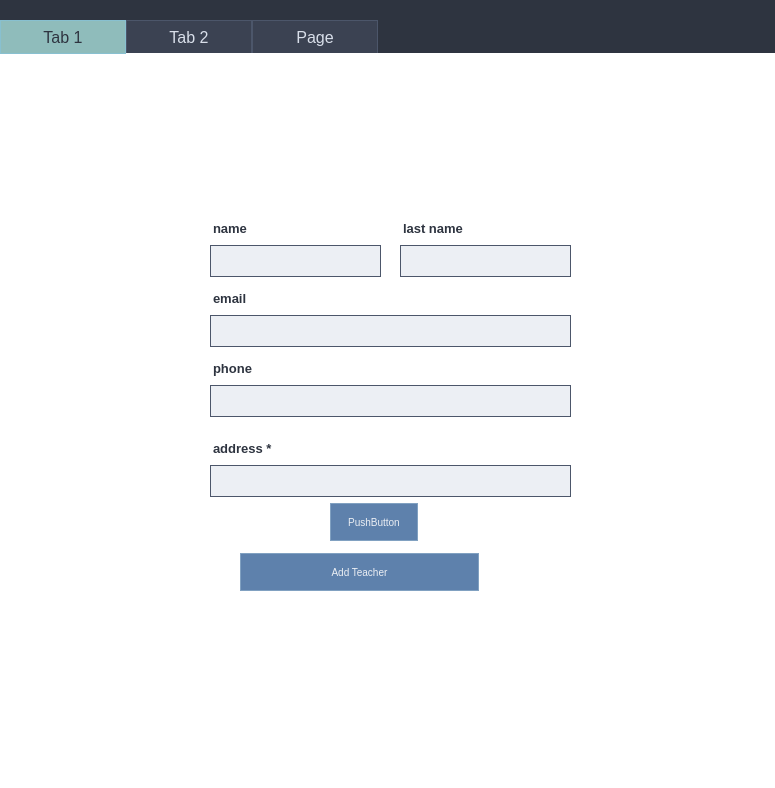
This is School_System/ui/EditTeacherDialog.ui in KasperJack/School-Management-System as Qt 5 draws it before an edit. The edited form follows.
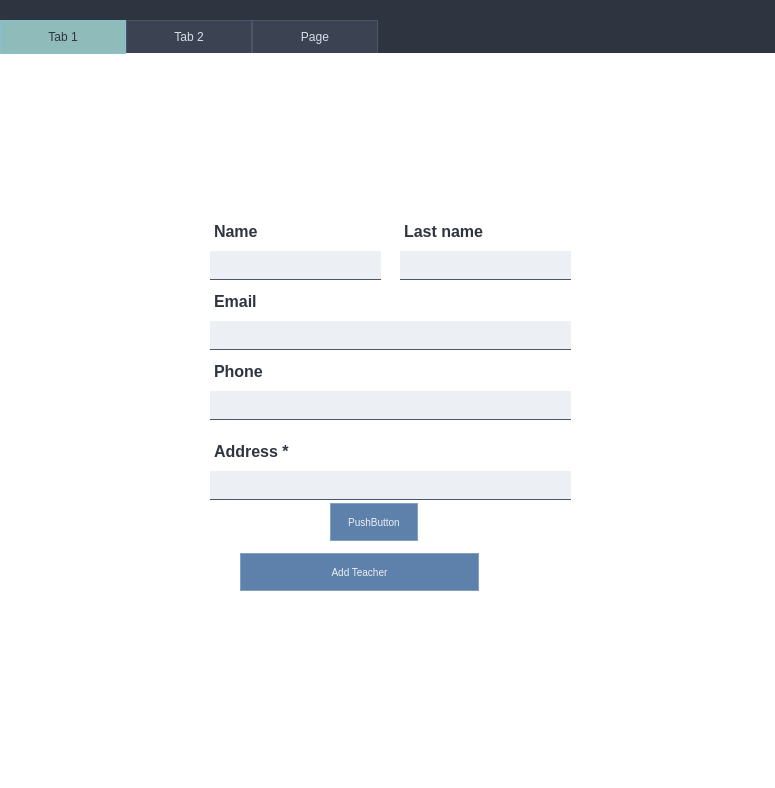
This is the edited form. The open tabs and pages were chosen to show the change. Icons and pictures are not drawn.

```diff
--- a/School_System/ui/EditTeacherDialog.ui
+++ b/School_System/ui/EditTeacherDialog.ui
@@ -18,73 +18,6 @@
 QWidget {
     background-color:rgb(255, 255, 255); /* Light Gray for Light Mode */
     color: #000000;           /* Black Text */
-    font-family: &quot;Segoe UI&quot;, Arial, sans-serif;
-    font-size: 12pt;
-border-radius: 0px;
-}
-
-/* Dark Mode (Toggle this for dark theme) */
-/*
-QWidget {
-    background-color: #2b2b2b; 
-    color: #ffffff;           
-}
-*/
-
-/* Buttons */
-QPushButton {
-    background-color: #0078d7; /* Windows Blue */
-    color: white;
-    border-radius: 5px;
-    padding: 8px 16px;
-    border: none;
-    font-size: 11pt;
-}
-QPushButton:hover {
-    background-color: #005a9e; /* Darker Blue on Hover */
-}
-QPushButton:pressed {
-    background-color: #004578; /* Even Darker Blue on Click */
-}
-
-/* Input Fields */
-QLineEdit {
-    background-color: white;
-    color: black;
-    border: 1px solid #cccccc;
-    border-radius: 4px;
-    padding: 6px;
-}
-QLineEdit:focus {
-    border: 1px solid #0078d7; /* Blue Border on Focus */
-    background-color: #ffffff;
-}
-
-/* Labels */
-QLabel {
-    font-size: 13pt;
-    color: #333333; /* Dark Gray */
-}
-
-/* Checkboxes and Radio Buttons */
-QCheckBox, QRadioButton {
-    spacing: 6px;
-    color: #333333;
-}
-
-/* Scrollbars */
-QScrollBar:vertical {
-    border: none;
-    background: #f3f3f3;
-    width: 8px;
-    margin: 0px 0px 0px 0px;
-}
-QScrollBar::handle:vertical {
-    background: #cccccc;
-    border-radius: 4px;
-}
-QScrollBar::handle:vertical:hover {
-    background: #aaaaaa;
 }
 </string>
   </property>
@@ -167,17 +100,13 @@
 }
 
 
-
-
-
-/* Input Field */
 QLineEdit {
     background-color: #eceff4; /* Light background */
     color: #000000; /* Black text */
-    border: 1px solid #4C566A; /* Subtle gray-blue border */
-    border-radius: 0px; /* No rounded corners */
+    border: none; /* Remove default border */
+    border-bottom: 1px solid #4C566A; /* Subtle bottom border */
     padding: 6px; /* Padding inside the field */
-    font-size: 14px; /* Standard font size */
+    outline: none; /* Remove focus outline */
 }
 
 /* Focused Input Field */
@@ -190,10 +119,10 @@
 QLineEdit::placeholder {
     color: #4C566A; /* Darker gray for placeholder text */
 }
+
 /* Label Style */
 QLabel {
     color: #2e3440; /* Light text color */
-    font-size: 13px; /* Smaller font size for the label */
     font-weight: bold; /* Bold text to emphasize the label */
     margin-top: 4px; /* Space between the label and the input field */
 }
@@ -207,6 +136,9 @@
 
 
 
+
+
+
 </string>
    </property>
    <property name="currentIndex">
@@ -278,7 +210,7 @@
        <x>210</x>
        <y>300</y>
        <width>361</width>
-       <height>64</height>
+       <height>67</height>
       </rect>
      </property>
      <layout class="QVBoxLayout" name="verticalLayout_4">
@@ -287,12 +219,12 @@
         <property name="font">
          <font>
           <family>Segoe UI</family>
-          <pointsize>-1</pointsize>
+          <pointsize>12</pointsize>
           <bold>true</bold>
          </font>
         </property>
         <property name="text">
-         <string>phone</string>
+         <string>Phone</string>
         </property>
        </widget>
       </item>
@@ -307,7 +239,7 @@
        <x>210</x>
        <y>380</y>
        <width>361</width>
-       <height>64</height>
+       <height>67</height>
       </rect>
      </property>
      <layout class="QVBoxLayout" name="verticalLayout_5">
@@ -316,12 +248,12 @@
         <property name="font">
          <font>
           <family>Segoe UI</family>
-          <pointsize>-1</pointsize>
+          <pointsize>12</pointsize>
           <bold>true</bold>
          </font>
         </property>
         <property name="text">
-         <string>address *</string>
+         <string>Address *</string>
         </property>
        </widget>
       </item>
@@ -398,7 +330,7 @@
        <x>210</x>
        <y>230</y>
        <width>361</width>
-       <height>64</height>
+       <height>67</height>
       </rect>
      </property>
      <layout class="QVBoxLayout" name="verticalLayout_3">
@@ -407,12 +339,12 @@
         <property name="font">
          <font>
           <family>Segoe UI</family>
-          <pointsize>-1</pointsize>
+          <pointsize>12</pointsize>
           <bold>true</bold>
          </font>
         </property>
         <property name="text">
-         <string>email</string>
+         <string>Email</string>
         </property>
        </widget>
       </item>
@@ -427,7 +359,7 @@
        <x>210</x>
        <y>160</y>
        <width>171</width>
-       <height>64</height>
+       <height>67</height>
       </rect>
      </property>
      <layout class="QVBoxLayout" name="verticalLayout">
@@ -436,17 +368,21 @@
         <property name="font">
          <font>
           <family>Segoe UI</family>
-          <pointsize>-1</pointsize>
+          <pointsize>12</pointsize>
           <bold>true</bold>
          </font>
         </property>
         <property name="text">
-         <string>name</string>
+         <string>Name</string>
         </property>
        </widget>
       </item>
       <item>
-       <widget class="QLineEdit" name="name_field"/>
+       <widget class="QLineEdit" name="name_field">
+        <property name="styleSheet">
+         <string notr="true"/>
+        </property>
+       </widget>
       </item>
      </layout>
     </widget>
@@ -456,7 +392,7 @@
        <x>400</x>
        <y>160</y>
        <width>171</width>
-       <height>64</height>
+       <height>67</height>
       </rect>
      </property>
      <layout class="QVBoxLayout" name="verticalLayout_2">
@@ -465,12 +401,12 @@
         <property name="font">
          <font>
           <family>Segoe UI</family>
-          <pointsize>-1</pointsize>
+          <pointsize>12</pointsize>
           <bold>true</bold>
          </font>
         </property>
         <property name="text">
-         <string>last name</string>
+         <string>Last name</string>
         </property>
        </widget>
       </item>
```
Left out of the diff: 4 changed lines with no effect on the pictures.
